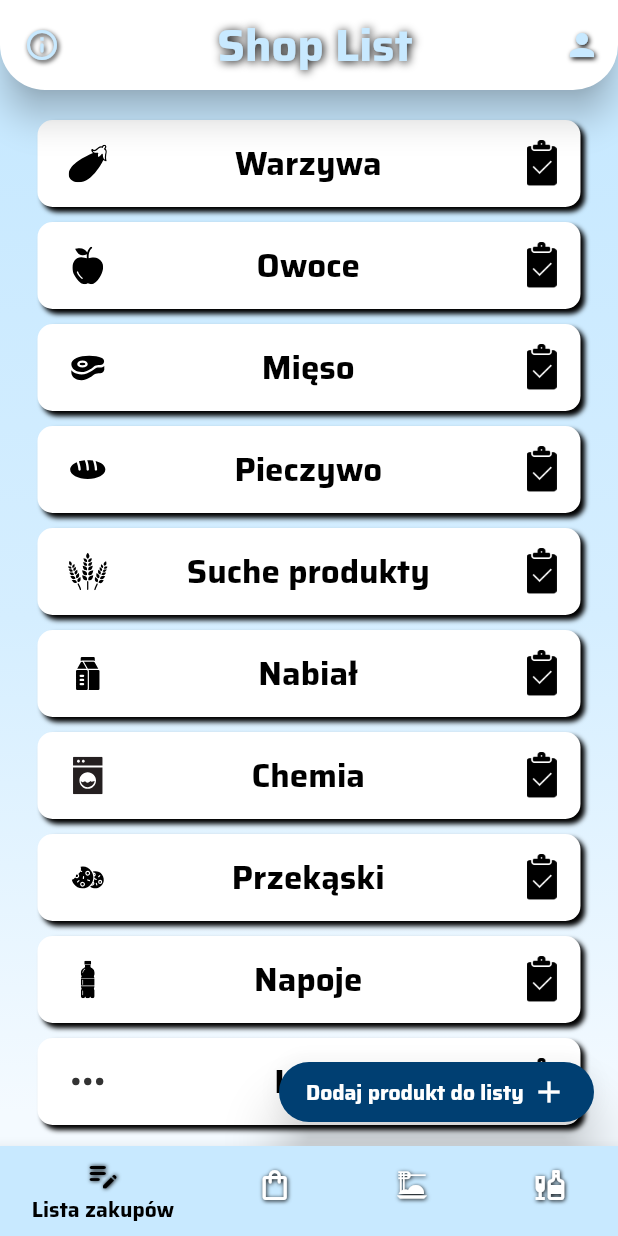
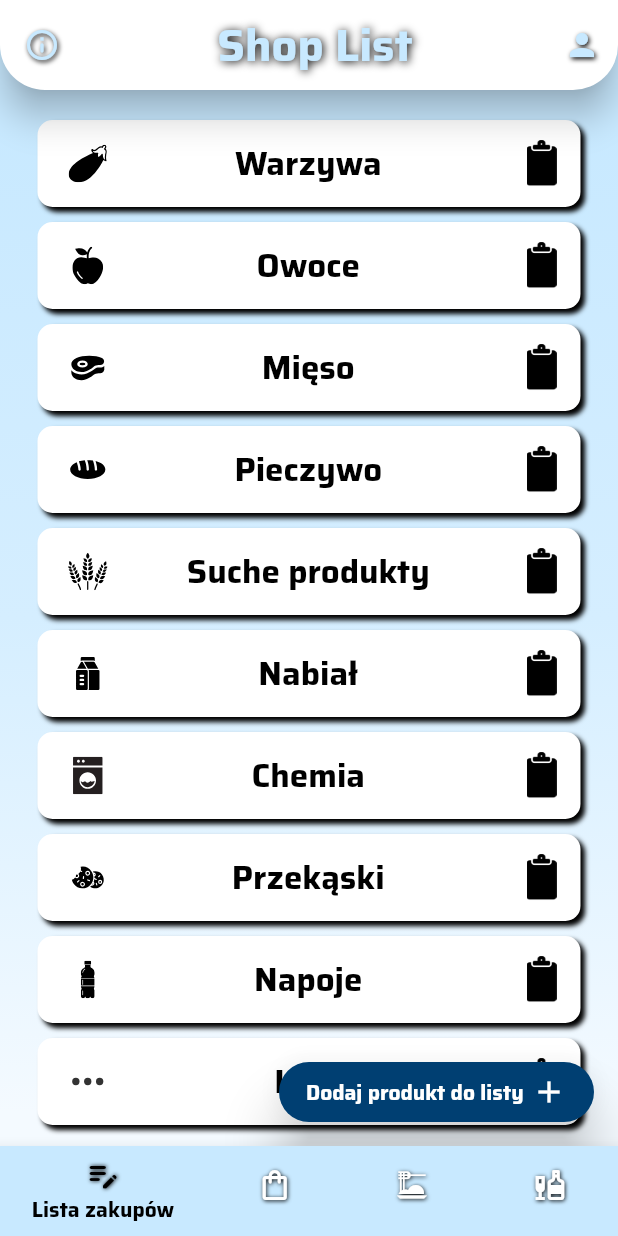
Before and after one commit to sebastiangirsza/ShopListApp, a Flutter app: the screen it shows once a user with an empty profile is signed in, after a tap on "Warzywa", on a phone screen of 412 x 824 dp. Run offline on Flutter 3.47's test engine with Material 2 defaults, Android fonts, the phone set to English and light mode, and no system bars; our stand-ins replace cloud_firestore, file_picker, firebase_auth, firebase_core, firebase_storage, flutter_bloc and 3 more; accounts and stored records are empty.

Commit message:
Add new function quantity elements in list

```diff
--- a/lib/app/home/pages/shop_list/cubit/product_cubit.dart
+++ b/lib/app/home/pages/shop_list/cubit/product_cubit.dart
@@ -22,6 +22,14 @@ class ProductCubit extends Cubit<ProductState> {
     });
   }
 
+  Future<void> productsQuantity({required String productGroup}) async {
+    _streamSubscription = _productsRepository
+        .getProductsQuantityStream(productGroup)
+        .listen((products) {
+      emit(ProductState(products: products));
+    });
+  }
+
   @override
   Future<void> close() {
     _streamSubscription?.cancel();
--- a/lib/app/home/pages/shop_list/shop_list/list_of_product_group_widget.dart
+++ b/lib/app/home/pages/shop_list/shop_list/list_of_product_group_widget.dart
@@ -53,12 +53,21 @@ class ListOfProductsGroupWidget extends StatelessWidget {
               return BlocProvider(
                 create: (context) => ProductCubit(ProductsRepository(
                     ProductRemoteDataSource(), UserRemoteDataSource()))
+                  ..productsQuantity(productGroup: categoriesName[index]),
+                child: BlocBuilder<ProductCubit, ProductState>(
+                  builder: (context, state) {
+                    final productCheckedModels = state.products;
+                    final productsCheckedNumber =
+                        productCheckedModels.length.toString();
+                    return BlocProvider(
+                      create: (context) => ProductCubit(ProductsRepository(
+                          ProductRemoteDataSource(), UserRemoteDataSource()))
                         ..products(productGroup: categoriesName[index]),
                       child: BlocBuilder<ProductCubit, ProductState>(
                         builder: (context, state) {
                           final productModels = state.products;
-                    final productsNumber = productModels.length.toString();
-
+                          final productsNumber =
+                              productModels.length.toString();
                           return Padding(
                             padding: const EdgeInsets.symmetric(
                                 horizontal: 25.0, vertical: 5),
@@ -72,15 +81,24 @@ class ListOfProductsGroupWidget extends StatelessWidget {
                                     offset: Offset(3, 3),
                                   )
                                 ],
-                          borderRadius: BorderRadius.all(Radius.circular(10)),
+                                borderRadius:
+                                    BorderRadius.all(Radius.circular(10)),
                               ),
                               child: Theme(
                                 data: Theme.of(context)
                                     .copyWith(dividerColor: Colors.transparent),
                                 child: ExpansionTile(
-                            trailing:
-                                Stack(alignment: Alignment.center, children: [
-                              if (productsNumber != '0')
+                                  trailing: Stack(
+                                      alignment: Alignment.center,
+                                      children: [
+                                        if (productsCheckedNumber != '0' &&
+                                            productsNumber != '0')
+                                          Image.asset(
+                                            'images/list_icon/list_empty.png',
+                                            width: 20,
+                                          )
+                                        else if (productsCheckedNumber == '0' &&
+                                            productsNumber == '0')
                                           Image.asset(
                                             'images/list_icon/list_empty.png',
                                             width: 20,
@@ -90,11 +108,12 @@ class ListOfProductsGroupWidget extends StatelessWidget {
                                             'images/list_icon/list_check.png',
                                             width: 20,
                                           ),
-                              if (productsNumber != '0')
+                                        if (productsCheckedNumber != '0')
                                           Padding(
-                                  padding: const EdgeInsets.only(top: 5.0),
+                                            padding:
+                                                const EdgeInsets.only(top: 5.0),
                                             child: Text(
-                                    productsNumber,
+                                              productsCheckedNumber,
                                               style: const TextStyle(
                                                 color: Colors.white,
                                               ),
@@ -112,11 +131,13 @@ class ListOfProductsGroupWidget extends StatelessWidget {
                                       ),
                                       Expanded(
                                         child: Row(
-                                    mainAxisAlignment: MainAxisAlignment.center,
+                                          mainAxisAlignment:
+                                              MainAxisAlignment.center,
                                           children: [
                                             Text(
                                               categoriesName[index],
-                                        style: GoogleFonts.getFont('Saira',
+                                              style: GoogleFonts.getFont(
+                                                  'Saira',
                                                   fontSize: 22,
                                                   color: Colors.black,
                                                   fontWeight: FontWeight.bold),
@@ -140,6 +161,9 @@ class ListOfProductsGroupWidget extends StatelessWidget {
                     );
                   },
                 ),
+              );
+            },
+          ),
         ),
       ],
     );
--- a/lib/app/repositories/products_repositories.dart
+++ b/lib/app/repositories/products_repositories.dart
@@ -15,6 +15,19 @@ class ProductsRepository {
         querySnapshots.docs
             .map((products) => ProductModel.fromJson(products))
             .where((item) => item.productGroup == productGroup)
+            .toList());
+  }
+
+  Stream<List<ProductModel>> getProductsQuantityStream(String productGroup) {
+    final userID = _userRemoteDataSource.getUserID();
+    if (userID == null) {
+      throw Exception('Użytkownik nie jest zalogowany');
+    }
+    return _productRemoteDataSource.getProductsStream().map((querySnapshots) =>
+        querySnapshots.docs
+            .map((products) => ProductModel.fromJson(products))
+            .where((item) => item.productGroup == productGroup)
+            .where((element) => element.isChecked == false)
             .toList());
   }
 
```
Lines whose indentation alone changed are shown as unchanged.
